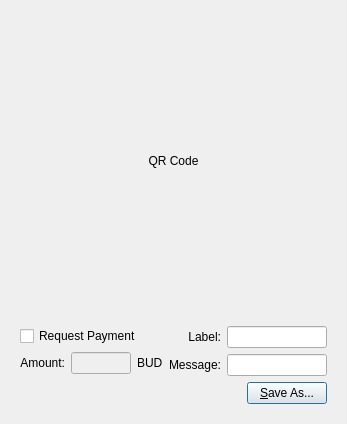
5mil/space, file src/qt/forms/qrcodedialog.ui: the form before one commit.
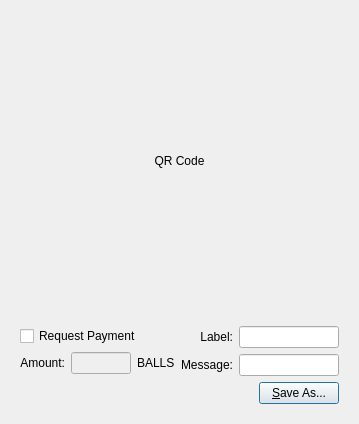
The form after the commit.

The edit to the form file:
```diff
--- a/src/qt/forms/qrcodedialog.ui
+++ b/src/qt/forms/qrcodedialog.ui
@@ -102,7 +102,7 @@
                </sizepolicy>
               </property>
               <property name="text">
-               <string>BUD</string>
+               <string>BALLS</string>
               </property>
               <property name="buddy">
                <cstring>lnReqAmount</cstring>
```
